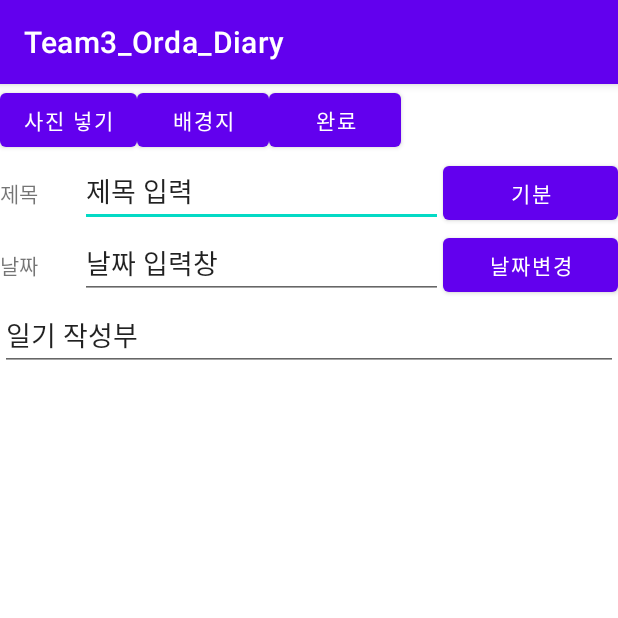
After one commit to yujin45/Team3_Orda_Diary, an Android app: the DiaryWritingPageActivity screen opened directly, with no data from a screen before it, on a phone screen of 412 x 824 dp, the top half of it. The commit adds this screen. Run offline under Robolectric (Android 15) with nearby library versions, the phone set to English and light mode, and no system bars.

Commit message:
버전 바꾸고 일기장 개발중

```diff
--- /dev/null
+++ b/app/src/main/java/smu/team3_orda_diary/DiaryWritingPageActivity.java
@@ -0,0 +1,15 @@
+package smu.team3_orda_diary;
+
+import androidx.appcompat.app.AppCompatActivity;
+
+import android.os.Bundle;
+
+public class DiaryWritingPageActivity extends AppCompatActivity {
+
+    @Override
+    protected void onCreate(Bundle savedInstanceState) {
+        super.onCreate(savedInstanceState);
+        setContentView(R.layout.activity_diary_writing_page);
+
+    }
+}
--- a/app/src/main/java/smu/team3_orda_diary/MainActivity.java
+++ b/app/src/main/java/smu/team3_orda_diary/MainActivity.java
@@ -44,7 +44,8 @@ public class MainActivity extends AppCompatActivity {
         diaryBtn.setOnClickListener(new View.OnClickListener() {
             @Override
             public void onClick(View v) {
-
+                Intent intent = new Intent(getApplicationContext(), AlarmActivity.class);
+                startActivity(intent);
             }
         });
         // 알람 버튼
--- /dev/null
+++ b/app/src/main/res/layout/activity_diary_writing_page.xml
@@ -0,0 +1,111 @@
+<?xml version="1.0" encoding="utf-8"?>
+<LinearLayout
+    xmlns:android="http://schemas.android.com/apk/res/android"
+    xmlns:app="http://schemas.android.com/apk/res-auto"
+    xmlns:tools="http://schemas.android.com/tools"
+    android:layout_width="match_parent"
+    android:layout_height="match_parent"
+    android:orientation="vertical"
+    tools:context=".DiaryWritingPageActivity">
+
+    <LinearLayout
+        android:layout_width="match_parent"
+        android:layout_height="wrap_content"
+        android:orientation="vertical">
+
+        <LinearLayout
+            android:layout_width="match_parent"
+            android:layout_height="match_parent"
+            android:orientation="horizontal">
+
+            <Button
+                android:id="@+id/insertPictureButton"
+                android:layout_width="wrap_content"
+                android:layout_height="wrap_content"
+                android:text="사진 넣기" />
+            <Button
+                android:id="@+id/selectBackColorButton"
+                android:layout_width="wrap_content"
+                android:layout_height="wrap_content"
+                android:text="배경지" />
+
+            <Button
+                android:id="@+id/saveButton"
+                android:layout_width="wrap_content"
+                android:layout_height="wrap_content"
+                android:text="완료" />
+        </LinearLayout>
+
+        <LinearLayout
+            android:layout_width="match_parent"
+            android:layout_height="match_parent"
+            android:orientation="horizontal">
+
+            <TextView
+                android:id="@+id/titleTextView"
+                android:layout_width="wrap_content"
+                android:layout_height="wrap_content"
+                android:layout_weight="1"
+                android:text="제목" />
+
+            <EditText
+                android:id="@+id/titleEditTextText"
+                android:layout_width="wrap_content"
+                android:layout_height="wrap_content"
+                android:layout_weight="1"
+                android:ems="10"
+                android:inputType="textPersonName"
+                android:text="제목 입력" />
+
+            <Button
+                android:id="@+id/feelButton"
+                android:layout_width="wrap_content"
+                android:layout_height="wrap_content"
+                android:layout_weight="1"
+                android:text="기분" />
+        </LinearLayout>
+
+        <LinearLayout
+            android:layout_width="match_parent"
+            android:layout_height="match_parent"
+            android:orientation="horizontal">
+
+            <TextView
+                android:id="@+id/dateTextView"
+                android:layout_width="wrap_content"
+                android:layout_height="wrap_content"
+                android:layout_weight="1"
+                android:text="날짜" />
+
+            <EditText
+                android:id="@+id/dateEditTextText"
+                android:layout_width="wrap_content"
+                android:layout_height="wrap_content"
+                android:layout_weight="1"
+                android:ems="10"
+                android:inputType="textPersonName"
+                android:text="날짜 입력창" />
+
+            <Button
+                android:id="@+id/changeDateButton"
+                android:layout_width="wrap_content"
+                android:layout_height="wrap_content"
+                android:layout_weight="1"
+                android:text="날짜변경" />
+        </LinearLayout>
+
+        <ImageView
+            android:id="@+id/diaryImageView"
+            android:layout_width="match_parent"
+            android:layout_height="wrap_content"
+            tools:srcCompat="@tools:sample/avatars" />
+
+        <EditText
+            android:id="@+id/editText"
+            android:layout_width="match_parent"
+            android:layout_height="wrap_content"
+            android:ems="10"
+            android:inputType="textPersonName"
+            android:text="일기 작성부" />
+    </LinearLayout>
+</LinearLayout>
--- a/app/src/main/res/layout/activity_main.xml
+++ b/app/src/main/res/layout/activity_main.xml
@@ -32,8 +32,9 @@
 
     <Button
         android:id="@+id/button4"
-        android:layout_width="match_parent"
+        android:layout_width="wrap_content"
         android:layout_height="wrap_content"
         android:layout_weight="1"
+        android:background="@drawable/orda_ripple_effect"
         android:text="알람설정" />
 </LinearLayout>
--- a/build.gradle
+++ b/build.gradle
@@ -1,5 +1,5 @@
 // Top-level build file where you can add configuration options common to all sub-projects/modules.
 plugins {
-    id 'com.android.application' version '7.3.0' apply false
-    id 'com.android.library' version '7.3.0' apply false
+    id 'com.android.application' version '7.2.2' apply false
+    id 'com.android.library' version '7.2.2' apply false
 }
```
Also changed, not shown: app/src/main/AndroidManifest.xml (+16 -1 lines), app/src/main/java/smu/team3_orda_diary/DiaryListActivity.java (added, +47 -0 lines), app/src/main/java/smu/team3_orda_diary/DiaryRecyclerViewAdapter.java (added, +81 -0 lines), app/src/main/java/smu/team3_orda_diary/OnePageDiary.java (added, +15 -0 lines), app/src/main/res/drawable/orda_ripple_effect.xml (added, +13 -0 lines), app/src/main/res/layout/activity_diary_list.xml (added, +34 -0 lines), app/src/main/res/layout/one_page_dirary_view.xml (added, +14 -0 lines), gradle/wrapper/gradle-wrapper.properties.
